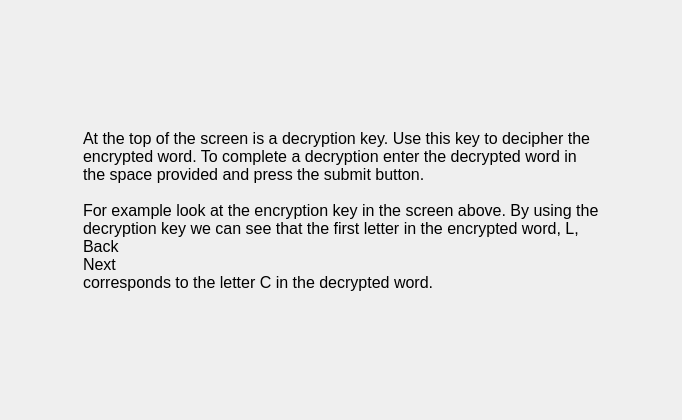
This is MarketSimulation/instructionscreen5.ui in dwattttt/marketsim as Qt 5 draws it before an edit. The edited form follows.
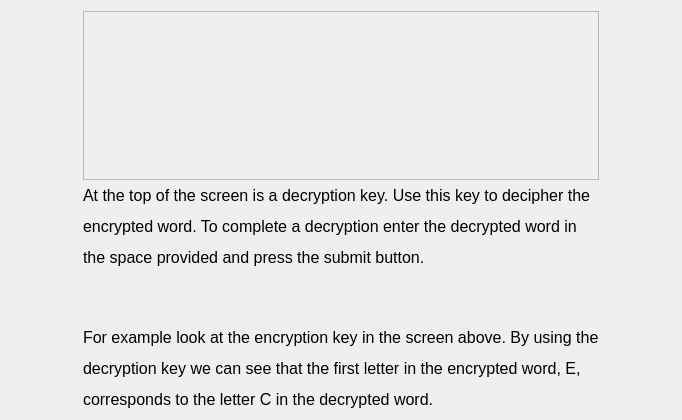
This is the edited form.

Commit message:
Added decryption screenshots to instructions.
This necessitated the implementation of a QPictureLabel class to display the images.
I also took the opportunity to link separate libs for debug and release again, as this is still giving me grief.

Patch:
```diff
--- a/MarketSimulation/instructionscreen5.ui
+++ b/MarketSimulation/instructionscreen5.ui
@@ -30,17 +30,27 @@
    <item>
     <layout class="QVBoxLayout" name="verticalLayout">
      <item>
-      <spacer name="verticalSpacer">
-       <property name="orientation">
-        <enum>Qt::Vertical</enum>
+      <widget class="QFrame" name="frame">
+       <property name="sizePolicy">
+        <sizepolicy hsizetype="Expanding" vsizetype="Expanding">
+         <horstretch>0</horstretch>
+         <verstretch>0</verstretch>
+        </sizepolicy>
        </property>
-       <property name="sizeHint" stdset="0">
+       <property name="minimumSize">
         <size>
-         <width>20</width>
-         <height>40</height>
+         <width>0</width>
+         <height>26</height>
         </size>
        </property>
-      </spacer>
+       <property name="frameShape">
+        <enum>QFrame::StyledPanel</enum>
+       </property>
+       <property name="frameShadow">
+        <enum>QFrame::Raised</enum>
+       </property>
+       <layout class="QVBoxLayout" name="verticalLayout_2"/>
+      </widget>
      </item>
      <item>
       <widget class="QLabel" name="label">
@@ -50,31 +60,10 @@
         </font>
        </property>
        <property name="text">
-        <string>At the top of the screen is a decryption key. Use this key to decipher the
-encrypted word. To complete a decryption enter the decrypted word in
-the space provided and press the submit button.
-
-For example look at the encryption key in the screen above. By using the
-decryption key we can see that the first letter in the encrypted word, L,
-Back
-Next
-corresponds to the letter C in the decrypted word.</string>
+        <string>&lt;html&gt;&lt;head/&gt;&lt;body&gt;&lt;p&gt;At the top of the screen is a decryption key. Use this key to decipher the&lt;/p&gt;&lt;p&gt;encrypted word. To complete a decryption enter the decrypted word in&lt;/p&gt;&lt;p&gt;the space provided and press the submit button.&lt;/p&gt;&lt;p&gt;&lt;br/&gt;&lt;/p&gt;&lt;p&gt;For example look at the encryption key in the screen above. By using the&lt;/p&gt;&lt;p&gt;decryption key we can see that the first letter in the encrypted word, E,&lt;/p&gt;&lt;p&gt;corresponds to the letter C in the decrypted word.&lt;/p&gt;&lt;/body&gt;&lt;/html&gt;</string>
        </property>
       </widget>
      </item>
-     <item>
-      <spacer name="verticalSpacer_2">
-       <property name="orientation">
-        <enum>Qt::Vertical</enum>
-       </property>
-       <property name="sizeHint" stdset="0">
-        <size>
-         <width>20</width>
-         <height>40</height>
-        </size>
-       </property>
-      </spacer>
-     </item>
     </layout>
    </item>
    <item>
```
The commit also changes 13 other files.
